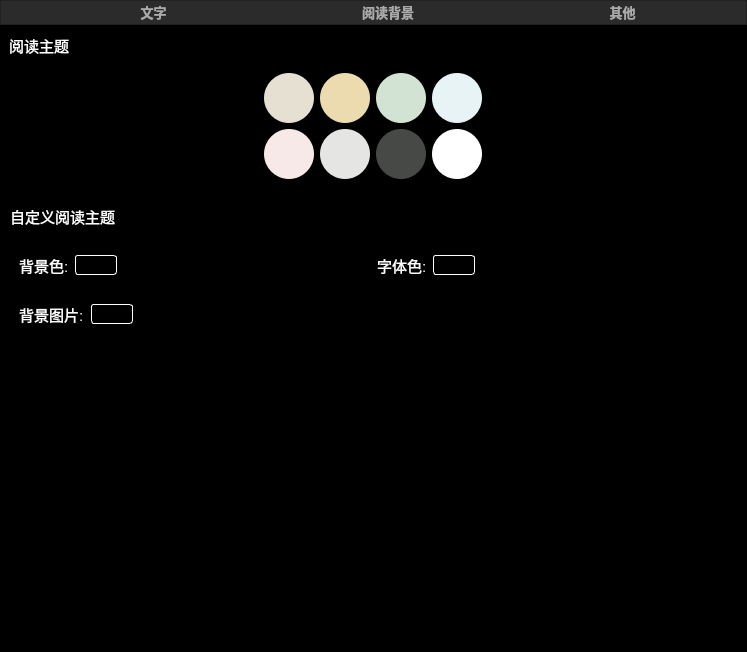
Before: the Qt Designer form pyqt_app/ui/more_widget.ui in fffoobibi/pyqt_novel, drawn with Qt 5.
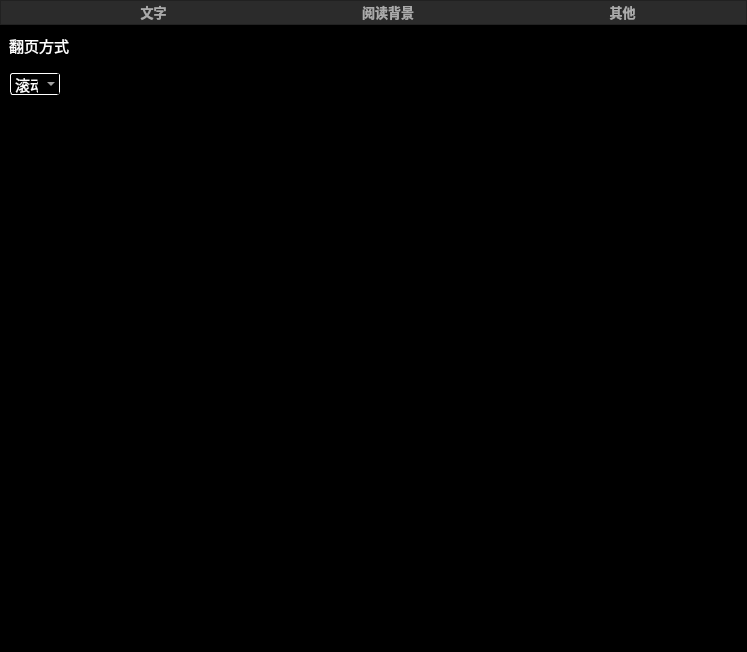
After: the same form once the commit is applied. Icons and pictures are not drawn. Custom widgets are drawn as their Qt base class.

Commit message: 添加水平翻页阅读样式

```diff
--- a/pyqt_app/ui/more_widget.ui
+++ b/pyqt_app/ui/more_widget.ui
@@ -113,7 +113,7 @@
       <string notr="true"/>
      </property>
      <property name="currentIndex">
-      <number>1</number>
+      <number>2</number>
      </property>
      <widget class="QWidget" name="page">
       <property name="styleSheet">
@@ -1273,6 +1273,140 @@
        </item>
       </layout>
      </widget>
+     <widget class="QWidget" name="page_3">
+      <property name="styleSheet">
+       <string notr="true">font-family: 宋体;
+font-size: 11pt;
+color: #FFFFFF</string>
+      </property>
+      <layout class="QVBoxLayout" name="verticalLayout_5">
+       <property name="leftMargin">
+        <number>0</number>
+       </property>
+       <property name="topMargin">
+        <number>0</number>
+       </property>
+       <property name="rightMargin">
+        <number>0</number>
+       </property>
+       <property name="bottomMargin">
+        <number>20</number>
+       </property>
+       <item>
+        <widget class="QFrame" name="frame_12">
+         <property name="frameShape">
+          <enum>QFrame::NoFrame</enum>
+         </property>
+         <property name="frameShadow">
+          <enum>QFrame::Raised</enum>
+         </property>
+         <layout class="QHBoxLayout" name="horizontalLayout_12">
+          <item>
+           <widget class="QLabel" name="label_14">
+            <property name="text">
+             <string>翻页方式</string>
+            </property>
+           </widget>
+          </item>
+          <item>
+           <spacer name="horizontalSpacer_8">
+            <property name="orientation">
+             <enum>Qt::Horizontal</enum>
+            </property>
+            <property name="sizeHint" stdset="0">
+             <size>
+              <width>40</width>
+              <height>20</height>
+             </size>
+            </property>
+           </spacer>
+          </item>
+         </layout>
+        </widget>
+       </item>
+       <item>
+        <widget class="QFrame" name="frame_13">
+         <property name="frameShape">
+          <enum>QFrame::StyledPanel</enum>
+         </property>
+         <property name="frameShadow">
+          <enum>QFrame::Raised</enum>
+         </property>
+         <layout class="QHBoxLayout" name="horizontalLayout_13">
+          <property name="topMargin">
+           <number>0</number>
+          </property>
+          <property name="bottomMargin">
+           <number>0</number>
+          </property>
+          <item>
+           <widget class="QComboBox" name="read_combo">
+            <property name="cursor">
+             <cursorShape>PointingHandCursor</cursorShape>
+            </property>
+            <property name="styleSheet">
+             <string notr="true">QComboBox{border: 1px solid white;border-radius:3px}
+QComboBox:focus{border: 1px solid #CC295F;border-radius:3px}
+
+QComboBox QAbstractItemView
+{border: 1px solid rgb(161,161,161);
+}
+QComboBox QAbstractItemView::item
+{ height: 24px;
+}
+QComboBox QAbstractItemView::item:hover
+{ height: 24px;background: black;color:#CC295F
+}
+QComboBox QAbstractItemView::item:selected
+{	
+    background-color: rgb(54, 98, 180);
+}
+
+</string>
+            </property>
+            <item>
+             <property name="text">
+              <string>滚动</string>
+             </property>
+            </item>
+            <item>
+             <property name="text">
+              <string>水平</string>
+             </property>
+            </item>
+           </widget>
+          </item>
+          <item>
+           <spacer name="horizontalSpacer_9">
+            <property name="orientation">
+             <enum>Qt::Horizontal</enum>
+            </property>
+            <property name="sizeHint" stdset="0">
+             <size>
+              <width>40</width>
+              <height>20</height>
+             </size>
+            </property>
+           </spacer>
+          </item>
+         </layout>
+        </widget>
+       </item>
+       <item>
+        <spacer name="verticalSpacer_3">
+         <property name="orientation">
+          <enum>Qt::Vertical</enum>
+         </property>
+         <property name="sizeHint" stdset="0">
+          <size>
+           <width>20</width>
+           <height>40</height>
+          </size>
+         </property>
+        </spacer>
+       </item>
+      </layout>
+     </widget>
     </widget>
    </item>
   </layout>
```
Left out of the diff: 4 changed lines with no effect on the pictures. The commit also changes 7 other files.
